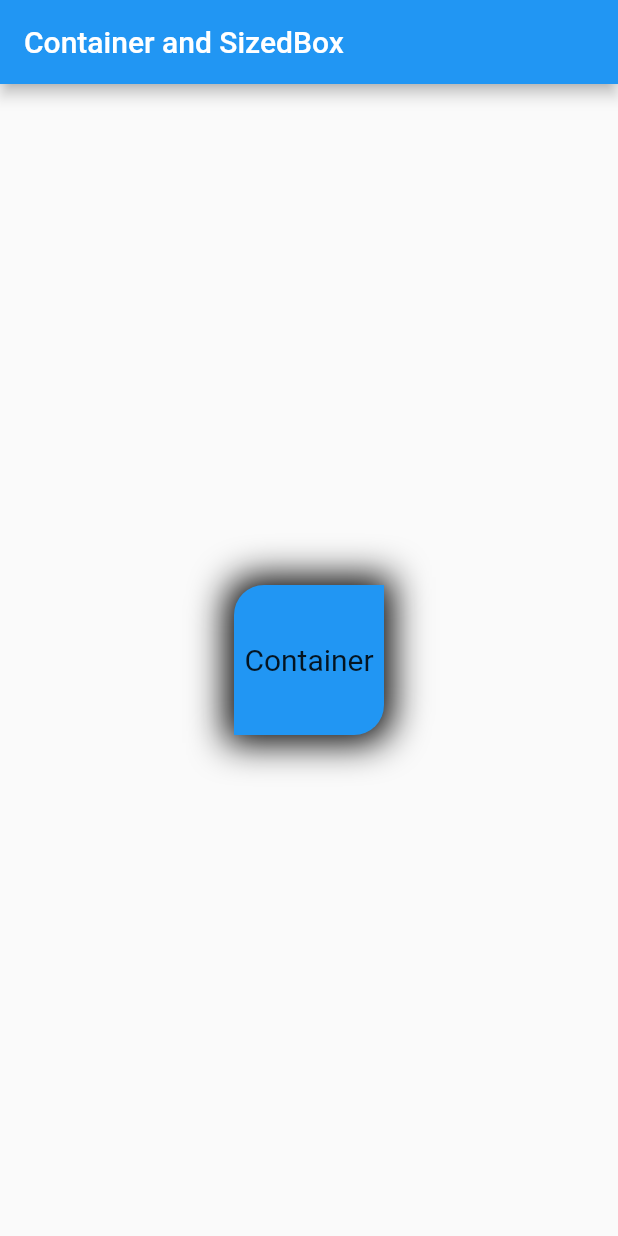
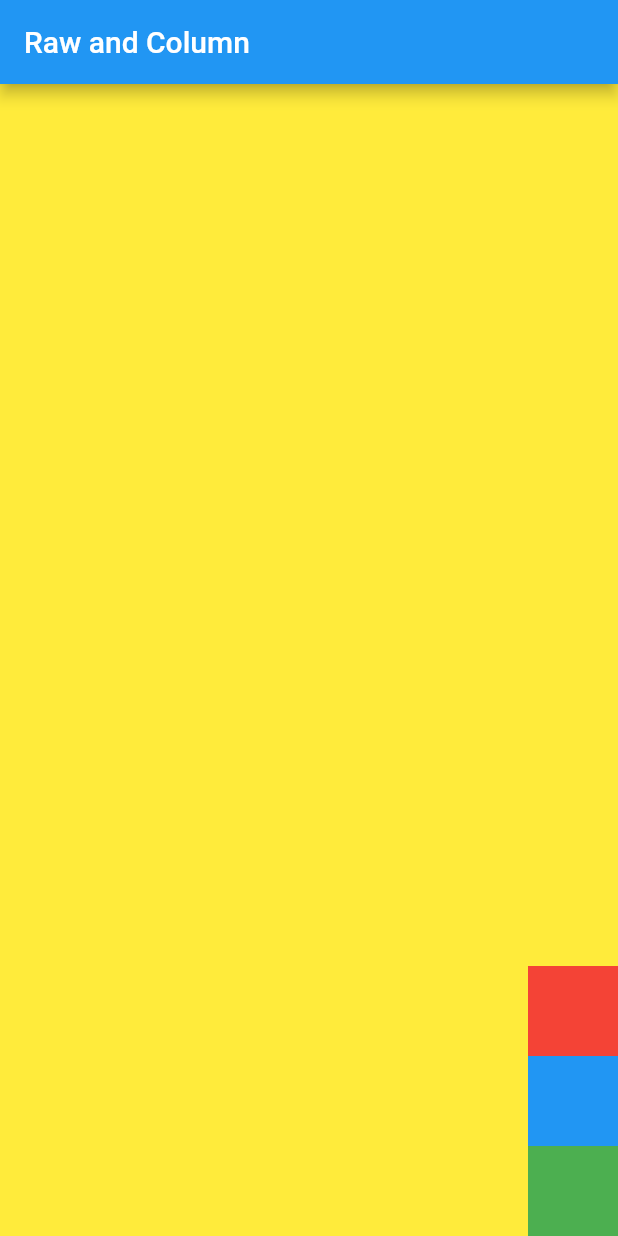
Before and after one commit to goimmence/immencers-app, a Flutter app: the screen it shows after launch, on a phone screen of 412 x 824 dp. Run offline on Flutter 3.47's test engine with Material 2 defaults, Android fonts, the phone set to English and light mode, and no system bars.

Commit message:
build: add raw, column and wrap
- Use Raw, Column, Wrap, MainAxisAlignment, CrossAxisAlignment

```diff
--- a/lib/main.dart
+++ b/lib/main.dart
@@ -1,7 +1,8 @@
 import 'package:flutter/material.dart';
-import 'package:flutter_basic/widgets/container_sized.dart';
+import 'package:flutter_basic/widgets/container_and_sizedbox.dart';
+import 'package:flutter_basic/widgets/row_and_column.dart';
 
-void main() => runApp(MyApp());
+void main() => runApp(const MyApp());
 
 class MyApp extends StatelessWidget {
   const MyApp({Key? key}) : super(key: key);
@@ -14,7 +15,8 @@ class MyApp extends StatelessWidget {
         brightness: Brightness.light,
         primaryColor: Colors.deepPurple,
       ),
-      home: ContainerSized(),
+      // home: const ContainerAndSized();
+      home: const RowAndColumn(),
     );
   }
 }
--- a/lib/widgets/container_sized.dart
+++ b/lib/widgets/container_and_sizedbox.dart
@@ -1,7 +1,7 @@
 import 'package:flutter/material.dart';
 
-class ContainerSized extends StatelessWidget {
-  const ContainerSized({Key? key}) : super(key: key);
+class ContainerAndSized extends StatelessWidget {
+  const ContainerAndSized({Key? key}) : super(key: key);
 
   @override
   Widget build(BuildContext context) {
--- /dev/null
+++ b/lib/widgets/row_and_column.dart
@@ -0,0 +1,57 @@
+import 'package:flutter/material.dart';
+
+class RowAndColumn extends StatelessWidget {
+  const RowAndColumn({Key? key}) : super(key: key);
+
+  @override
+  Widget build(BuildContext context) {
+    var width = MediaQuery.of(context).size.width;
+    var height = MediaQuery.of(context).size.height;
+
+    return Scaffold(
+      appBar: AppBar(
+        title: const Text("Raw and Column"),
+      ),
+      body: Container(
+        width: width,
+        height: height,
+        color: Colors.yellow,
+        /*
+          # Wrap[]
+          - If you are using Row[] and elements are not fit in the screen.
+          - Use Wrap[] it will automatically adjust all the elements according to the space.
+          - But you will not have main & cross alignment access.
+
+          # Use of Wrap[]
+          - e.g.
+          - In profile screen or in bio if you use Raw[] text will be overflow.
+          - If you use Wrap[] text will automatically adjust and take shape like paragraph.
+        */
+        // Change this child: Raw[], Wrap[], Column[]
+        child: Column(
+          // direction: Axis.vertical,
+          // alignment: WrapAlignment.center,
+          mainAxisAlignment: MainAxisAlignment.end,
+          crossAxisAlignment: CrossAxisAlignment.end,
+          children: [
+            Container(
+              height: 60,
+              width: 60,
+              color: Colors.red,
+            ),
+            Container(
+              height: 60,
+              width: 60,
+              color: Colors.blue,
+            ),
+            Container(
+              height: 60,
+              width: 60,
+              color: Colors.green,
+            ),
+          ],
+        ),
+      ),
+    );
+  }
+}
```
